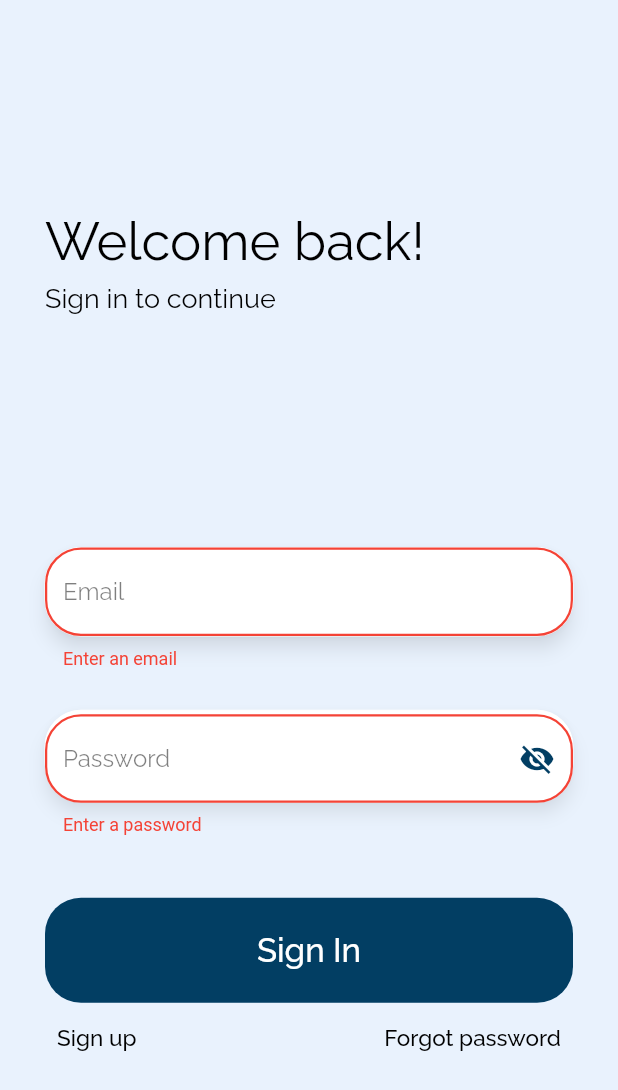
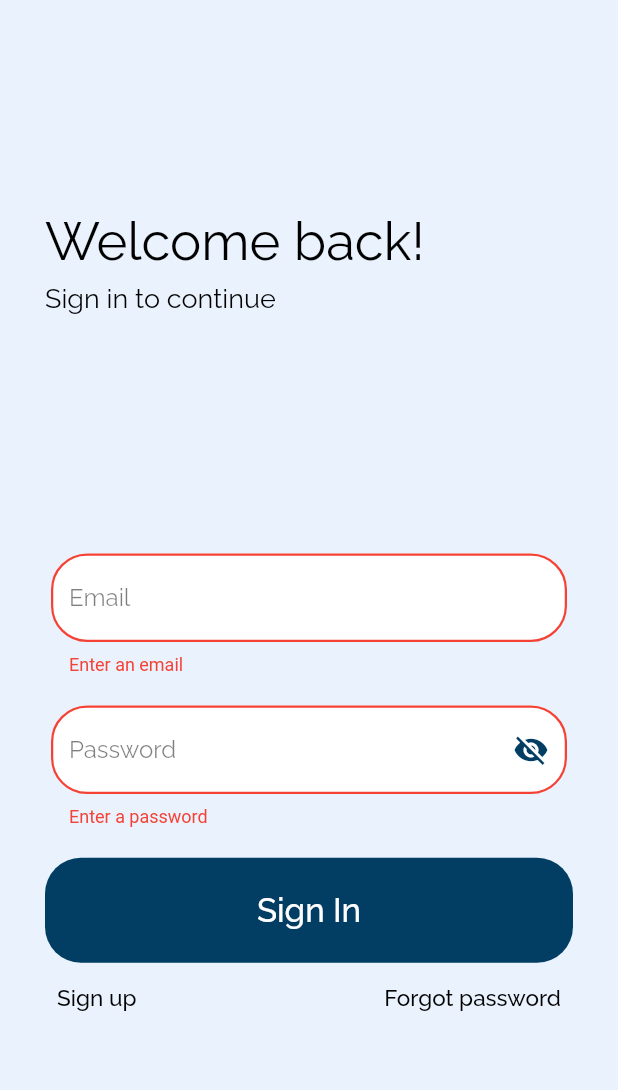
Before and after one commit to kverkholomova/praca_inzynierska, a Flutter app: the SignInVol screen opened directly with empty values, after a tap on "Sign In", on a phone screen of 412 x 824 dp. Shown: the top 1090 px of the screen. Run offline on Flutter 3.47's test engine with Material 2 defaults, Android fonts, the phone set to English and light mode, and no system bars; our stand-ins replace cloud_firestore, firebase_auth, firebase_core, firebase_messaging, flutter_local_notifications, flutter_rating_bar and 4 more; missing offline and left inert: flutter_animated_button; accounts and stored records are empty.

Commit message:
Working on SignIn screen for volunteers

```diff
--- a/lib/screens/register_login/volunteer/sign_in_volunteer.dart
+++ b/lib/screens/register_login/volunteer/sign_in_volunteer.dart
@@ -6,6 +6,7 @@ import 'package:wol_pro_1/shared/loading.dart';
 
 import '../../../../widgets/text_form_field.dart';
 
+TextEditingController controllerTextField = TextEditingController();
 List<String> chosenCategory = [];
 String userName = '';
 String phoneNumber = '';
@@ -23,15 +24,12 @@ class SignInVol extends StatefulWidget {
 }
 
 class _SignInVolState extends State<SignInVol> {
-
   final AuthService _auth = AuthService();
   final _formKey = GlobalKey<FormState>();
   String error = '';
   bool loading = false;
   String email = '';
   String password = '';
-
-
 
   @override
   Widget build(BuildContext context) {
@@ -93,71 +91,87 @@ class _SignInVolState extends State<SignInVol> {
                     ),
                     Stack(
                       children: [
-                        Column(
-                          mainAxisAlignment: MainAxisAlignment.spaceBetween,
-                          children: <Widget>[
-                            Material(
-                              color: Colors.pinkAccent,
-                              elevation: 5,
-                              shadowColor: Colors.black45,
-                              borderRadius: BorderRadius.circular(24),
-                              child: TextFormField(
-                                decoration: InputDecoration(
-                                  enabledBorder: OutlineInputBorder(
-                                    borderRadius: BorderRadius.circular(24.0),
-                                    borderSide: const BorderSide(
-                                      color: Colors.white,
-                                      width: 0,
-                                    ),
-                                  ),
-                                  filled: true,
-                                  fillColor: Colors.white,
-                                ),
-                              ),
-                            ),
-                            SizedBox(height:
-                            MediaQuery.of(context).size.height * 0.06,),
-                            Material(
-                              elevation: 5,
-                              shadowColor: Colors.black45,
-                              borderRadius: BorderRadius.circular(24),
-                              child: TextFormField(
-                                decoration: InputDecoration(
-                                  enabledBorder: OutlineInputBorder(
-                                    borderRadius: BorderRadius.circular(24.0),
-                                    borderSide: const BorderSide(
-                                      color: Colors.white,
-                                      width: 0,
-                                    ),
-                                  ),
-                                  filled: true,
-                                  fillColor: Colors.white,
-                                ),
-                              ),
-                            ),
-                          ],
-                        ),
+                        // Column(
+                        //   mainAxisAlignment: MainAxisAlignment.spaceBetween,
+                        //   children: [
+                        //     Material(
+                        //       elevation: 5,
+                        //       shadowColor: Colors.black45,
+                        //       borderRadius: BorderRadius.circular(24),
+                        //       child: TextFormField(
+                        //         decoration: InputDecoration(
+                        //           enabledBorder: OutlineInputBorder(
+                        //             borderRadius: BorderRadius.circular(24.0),
+                        //             borderSide: const BorderSide(
+                        //               color: Colors.white,
+                        //               width: 0,
+                        //             ),
+                        //           ),
+                        //           filled: true,
+                        //           fillColor: Colors.white,
+                        //         ),
+                        //       ),
+                        //     ),
+                        //         SizedBox(height:
+                        //         MediaQuery.of(context).size.height * 0.06,),
+                        //         Material(
+                        //           elevation: 5,
+                        //           shadowColor: Colors.black45,
+                        //           borderRadius: BorderRadius.circular(24),
+                        //           child: TextFormField(
+                        //             decoration: InputDecoration(
+                        //               enabledBorder: OutlineInputBorder(
+                        //                 borderRadius: BorderRadius.circular(24.0),
+                        //                 borderSide: const BorderSide(
+                        //                   color: Colors.white,
+                        //                   width: 0,
+                        //                 ),
+                        //               ),
+                        //               filled: true,
+                        //               fillColor: Colors.white,
+                        //             ),
+                        //           ),
+                        //         ),
+                        //
+                        //
+                        //   ],
+                        // ),
                         Form(
                           key: _formKey,
                           child: Column(
                             children: <Widget>[
-                              SizedBox(
-                                  height:
-                                      MediaQuery.of(context).size.height * 0.135,
-                                  child: const CustomTextFormField(
-                                    customHintText: 'Email',
-                                    customErrorText: 'Enter an email',
-                                    hide: false,
-                                  )),
-                              const CustomTextFormField(
-                                customHintText: 'Password',
-                                customErrorText: 'Enter a password',
-                                hide: true,
+                              Card(
+                                color: Colors.transparent,
+                                shape: const RoundedRectangleBorder(
+                                    borderRadius: BorderRadius.all(
+                                      Radius.circular(24),
+                                    )),
+                                elevation: errorEmpty==true? 0:5,
+                                child: const CustomTextFormField(
+                                  customHintText: 'Email',
+                                  customErrorText: 'Enter an email',
+                                  hide: false,
+                                ),
+                              ),
+                          SizedBox(height: !errorEmpty
+                                  ?MediaQuery.of(context).size.height * 0.035
+                              :MediaQuery.of(context).size.height * 0.015,),
+                              Card(
+                                color: Colors.transparent,
+                                shape: const RoundedRectangleBorder(
+                                    borderRadius: BorderRadius.all(
+                                      Radius.circular(24),
+                                    )),
+                                elevation: errorEmpty==true? 0:5,
+                                child: const CustomTextFormField(
+                                  customHintText: 'Password',
+                                  customErrorText: 'Enter a password',
+                                  hide: true,
+                                ),
                               ),
                             ],
                           ),
                         ),
-
                       ],
                     ),
                     // Center(
@@ -165,7 +179,9 @@ class _SignInVolState extends State<SignInVol> {
                     // ),
                     Padding(
                       padding: EdgeInsets.only(
-                          top: MediaQuery.of(context).size.height * 0.05),
+                          top: !errorEmpty
+                          ?MediaQuery.of(context).size.height * 0.055
+                      : MediaQuery.of(context).size.height * 0.02),
                       child: Container(
                         width: double.infinity,
                         height: MediaQuery.of(context).size.height * 0.085,
@@ -176,13 +192,23 @@ class _SignInVolState extends State<SignInVol> {
                               style: textButtonStyle,
                             ),
                             onPressed: () async {
+                              if (controllerTextField.text.isEmpty) {
+                                setState(() {
+                                  errorEmpty = true;
+                                  print("LLLLLLLLLLLLLLLLLLLLLLLLLLLLLLLLLLLLL");
+                                  print(errorEmpty);
+                                });
+                              }
+                              ;
                               if (_formKey.currentState!.validate()) {
                                 setState(() => loading = true);
                                 dynamic result =
                                     await _auth.signInWithEmailAndPasswordVol(
                                         email, password);
+
                                 if (result == null) {
                                   setState(() {
+                                    errorEmpty = true;
                                     isVisible = true;
                                     loading = false;
                                     error =
@@ -193,7 +219,6 @@ class _SignInVolState extends State<SignInVol> {
                             }),
                       ),
                     ),
-
 
                     Row(
                       mainAxisAlignment: MainAxisAlignment.spaceBetween,
--- a/lib/widgets/text_form_field.dart
+++ b/lib/widgets/text_form_field.dart
@@ -1,5 +1,9 @@
 import 'package:flutter/material.dart';
 import 'package:google_fonts/google_fonts.dart';
+import 'package:wol_pro_1/screens/register_login/volunteer/sign_in_volunteer.dart';
+
+bool errorEmpty = false;
+
 
 class CustomTextFormField extends StatefulWidget {
   final String customHintText;
@@ -16,6 +20,7 @@ class CustomTextFormField extends StatefulWidget {
 class _CustomTextFormFieldState extends State<CustomTextFormField> {
 
   bool passwordVisible = false;
+
   @override
   void initState() {
     // TODO: implement initState
@@ -25,31 +30,32 @@ class _CustomTextFormFieldState extends State<CustomTextFormField> {
 
   @override
   Widget build(BuildContext context) {
-    return SizedBox(
+    return
       // height: MediaQuery.of(context).size.height * 0.085,
-      child: TextFormField(
+      TextFormField(
+        controller: controllerTextField,
         obscureText: widget.hide ==true?true:false,
         decoration: InputDecoration(
             focusedErrorBorder: OutlineInputBorder(
               borderRadius: BorderRadius.circular(24.0),
-              borderSide: BorderSide(
+              borderSide: const BorderSide(
                 color: Colors.red,
                 width: 1.5,
               ),
             ),
           errorBorder: OutlineInputBorder(
             borderRadius: BorderRadius.circular(24.0),
-            borderSide: BorderSide(
+            borderSide: const BorderSide(
               color: Colors.red,
               width: 1.5,
             ),
           ),
-          errorStyle: TextStyle(
+          errorStyle: const TextStyle(
             color: Colors.red
           ),
             focusedBorder: OutlineInputBorder(
               borderRadius: BorderRadius.circular(24.0),
-              borderSide: BorderSide(
+              borderSide: const BorderSide(
                 color: Color.fromRGBO(2, 62, 99, 20),
                 width: 1.5,
               ),
@@ -57,7 +63,7 @@ class _CustomTextFormFieldState extends State<CustomTextFormField> {
 
             enabledBorder: OutlineInputBorder(
               borderRadius: BorderRadius.circular(24.0),
-              borderSide: BorderSide(
+              borderSide: const BorderSide(
                 color: Colors.white,
                 width: 0,
               ),
@@ -75,7 +81,7 @@ class _CustomTextFormFieldState extends State<CustomTextFormField> {
               passwordVisible
                   ? Icons.visibility
                   : Icons.visibility_off,
-              color: Color.fromRGBO(2, 62, 99, 20),
+              color: const Color.fromRGBO(2, 62, 99, 20),
             ),
             onPressed: () {
               // Update the state i.e. toogle the state of passwordVisible variable
@@ -85,11 +91,11 @@ class _CustomTextFormFieldState extends State<CustomTextFormField> {
             },
           ):null,
         ),
-        validator: (val) => val!.isEmpty ? widget.customErrorText : null,
+        validator: (val) =>val!.isEmpty ? widget.customErrorText : null,
         // onChanged: (val) {
         //   // setState(() => email = val);
         // },
-      ),
-    );
+
+      );
   }
 }
```
